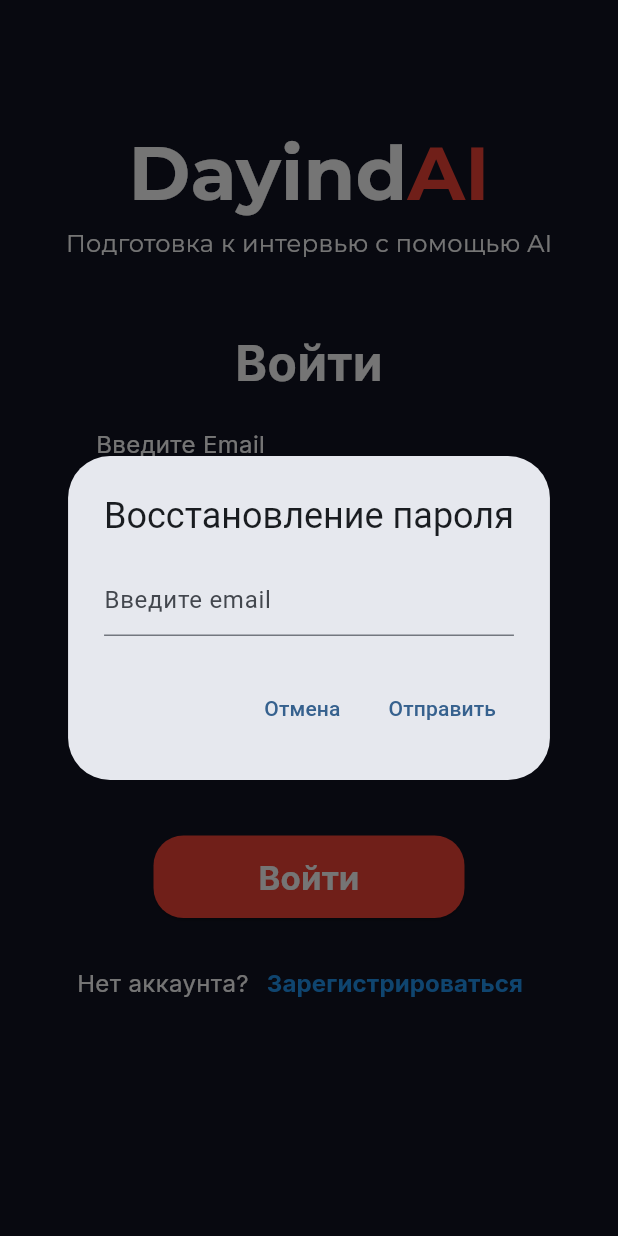
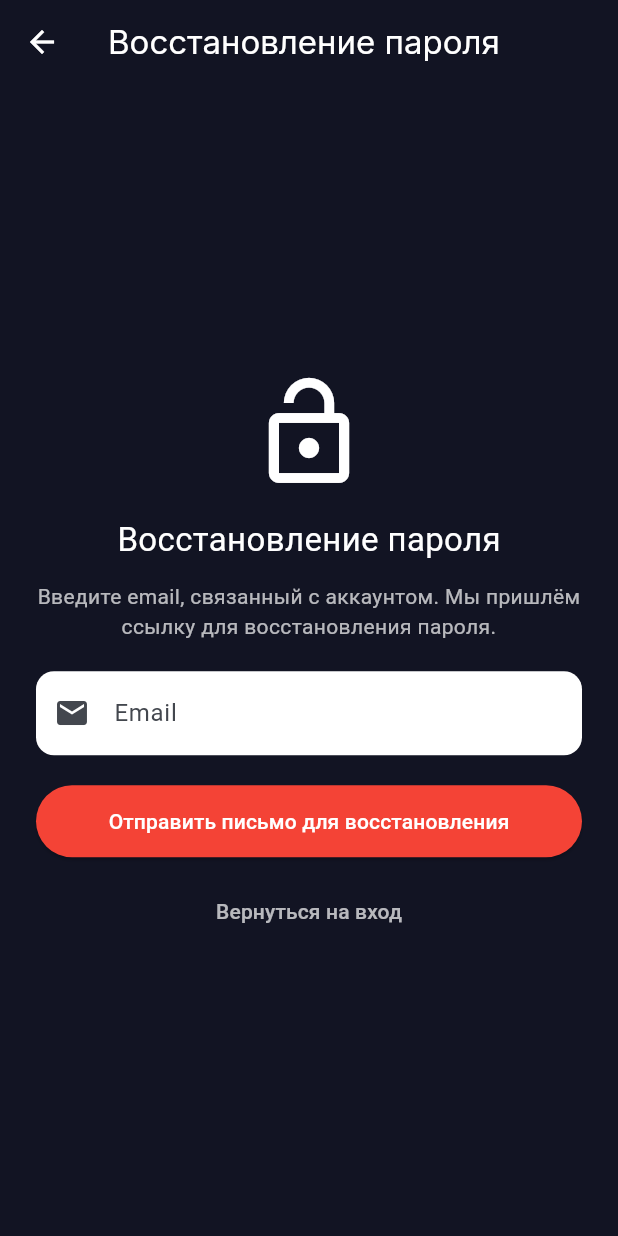
Before and after one commit to dfacee11/DayindAI-Diploma-Project-, a Flutter app: the screen it shows once a user with an empty profile is signed in, after a tap on the "logout" icon, after a tap on "Забыли пароль", on a phone screen of 412 x 824 dp. Run offline on Flutter 3.47's test engine with Material 3 defaults, Android fonts, the phone set to English and light mode, and no system bars; our stand-ins replace cloud_firestore, firebase_auth, firebase_core, google_fonts, lucide_icons; accounts and stored records are empty.

Commit message:
Fixed bugs

```diff
--- a/lib/HomePage/HomePage.dart
+++ b/lib/HomePage/HomePage.dart
@@ -1,5 +1,6 @@
 import 'package:flutter/material.dart';
 import 'package:firebase_auth/firebase_auth.dart';
+import 'package:google_fonts/google_fonts.dart';
 
 class HomePage extends StatefulWidget {
   const HomePage({super.key});
@@ -34,7 +35,8 @@
 
     return Scaffold(
       appBar: AppBar(
-        title: const Text('DayindAI'),
+        title: Text('DayindAI',
+            style: GoogleFonts.montserrat(fontSize: 24, color: Colors.white)),
         backgroundColor: const Color(0xFF121423),
         actions: [
           IconButton(
@@ -59,7 +61,10 @@
               const SizedBox(height: 8),
               Text(
                 displayName,
-                style: const TextStyle(color: Colors.white, fontSize: 24, fontWeight: FontWeight.bold),
+                style: const TextStyle(
+                    color: Colors.white,
+                    fontSize: 24,
+                    fontWeight: FontWeight.bold),
               ),
               const SizedBox(height: 6),
               Text(
@@ -80,11 +85,17 @@
                     onPressed: () {
                       // TODO: заменить на переход в основную часть приложения
                       ScaffoldMessenger.of(context).showSnackBar(
-                        const SnackBar(content: Text('Переход в основную часть приложения пока не реализован')),
+                        const SnackBar(
+                            content: Text(
+                                'Переход в основную часть приложения пока не реализован')),
                       );
                     },
-                    style: ElevatedButton.styleFrom(backgroundColor: Colors.red),
-                    child: const Text('Начать'),
+                    style:
+                        ElevatedButton.styleFrom(backgroundColor: Colors.red),
+                    child:  Text(
+                      'Начать',
+                      style: GoogleFonts.inter(color: Colors.white, fontSize: 18),
+                    ),
                   ),
                 ),
               ),
--- a/lib/Login Page/ConfirmEmailPage.dart
+++ b/lib/Login Page/ConfirmEmailPage.dart
@@ -1,6 +1,7 @@
 import 'dart:async';
 import 'package:flutter/material.dart';
 import 'package:firebase_auth/firebase_auth.dart';
+import 'package:google_fonts/google_fonts.dart';
 
 class ConfirmEmailPage extends StatefulWidget {
   const ConfirmEmailPage({super.key});
--- a/lib/Login Page/FirstPage.dart
+++ b/lib/Login Page/FirstPage.dart
@@ -2,6 +2,7 @@
 import 'package:google_fonts/google_fonts.dart';
 import 'package:lucide_icons/lucide_icons.dart';
 import 'package:firebase_auth/firebase_auth.dart';
+import 'package:cloud_firestore/cloud_firestore.dart';
 import 'package:dayindai/backend/auth_service.dart';
 import 'RegisterPage.dart';
 
@@ -18,66 +19,101 @@
   final _emailController = TextEditingController();
   final _passwordController = TextEditingController();
   final AuthService _authService = AuthService();
+  final FirebaseFirestore _firestore = FirebaseFirestore.instance;
   bool _isLoading = false;
 
-  Future<void> _showPasswordResetDialog() async {
-    final _resetEmailController =
-        TextEditingController(text: _emailController.text);
-    final _dialogKey = GlobalKey<FormState>();
+  @override
+  void dispose() {
+    _emailController.dispose();
+    _passwordController.dispose();
+    super.dispose();
+  }
 
-    await showDialog(
-      context: context,
-      builder: (context) => AlertDialog(
-        title: const Text('Восстановление пароля'),
-        content: Form(
-          key: _dialogKey,
-          child: TextFormField(
-            controller: _resetEmailController,
-            decoration: const InputDecoration(hintText: 'Введите email'),
-            validator: (value) {
-              if (value == null || value.isEmpty) return 'Введите email';
-              if (!value.contains('@')) return 'Некорректный email';
-              return null;
-            },
-          ),
-        ),
-        actions: [
-          TextButton(
-            onPressed: () => Navigator.of(context).pop(),
-            child: const Text('Отмена'),
-          ),
-          TextButton(
-            onPressed: () async {
-              if (!_dialogKey.currentState!.validate()) return;
-              final email = _resetEmailController.text.trim();
-              Navigator.of(context).pop(); // закрываем диалог
-              // Показываем короткий индикатор и отправляем письмо
+  Future<void> _signIn() async {
+    if (!_formKey.currentState!.validate()) return;
+
+    setState(() => _isLoading = true);
+
+    final email = _emailController.text.trim();
+    final password = _passwordController.text;
+
+    try {
+      final cred = await _authService.signIn(email: email, password: password);
+      final user = cred.user;
+
+      if (user == null) {
+        throw FirebaseAuthException(
+            code: 'user-null', message: 'Пользователь не найден после входа');
+      }
+
+      // Опциональная проверка профиля в Firestore (не прерывает вход)
+      try {
+        final doc = await _firestore.collection('users').doc(user.uid).get();
+        if (!doc.exists) {
+          debugPrint('FirstPage: user profile not found in firestore uid=${user.uid}');
+          // При необходимости можно создать профиль здесь
+        } else {
+          final data = doc.data();
+          if (data != null && data['disabled'] == true) {
+            // Если хотите блокировать вход: разлогиньте и покажите сообщение
+            await _authService.signOut();
+            if (!mounted) return;
             ScaffoldMessenger.of(context).showSnackBar(
-                const SnackBar(
-                    content: Text('Отправка письма восстановления...')),
+              const SnackBar(content: Text('Учётная запись заблокирована. Обратитесь к администратору.')),
             );
-              try {
-                await _authService.sendPasswordResetEmail(email);
+            return;
+          }
+        }
+      } catch (e) {
+        debugPrint('FirstPage: firestore check error: $e');
+        // не критично — продолжаем
+      }
+
+      // Обновляем состояние пользователя и проверяем emailVerified
+      await user.reload();
+      final freshUser = FirebaseAuth.instance.currentUser;
+
+      if (freshUser != null && !freshUser.emailVerified) {
+        if (!mounted) return;
+        Navigator.pushReplacementNamed(context, '/confirmEmail');
+        return;
+      }
+
+      // Всё хорошо — переходим в приложение
+      if (!mounted) return;
+      Navigator.pushReplacementNamed(context, '/home');
+    } on FirebaseAuthException catch (e) {
+      String message;
+      switch (e.code) {
+        case 'user-not-found':
+          message = 'Пользователь с таким email не найден';
+          break;
+        case 'wrong-password':
+          message = 'Неверный пароль';
+          break;
+        case 'invalid-email':
+          message = 'Неверный формат email';
+          break;
+        case 'too-many-requests':
+          message = 'Слишком много попыток. Попробуйте позже.';
+          break;
+        default:
+          message = e.message ?? 'Ошибка при входе';
+      }
+      if (mounted) {
         ScaffoldMessenger.of(context).showSnackBar(
-                  const SnackBar(
-                      content: Text('Письмо для восстановления отправлено')),
+          SnackBar(content: Text(message)),
         );
-              } on FirebaseAuthException catch (e) {
-                ScaffoldMessenger.of(context).showSnackBar(
-                  SnackBar(
-                      content: Text(e.message ?? 'Ошибка отправки письма')),
-                );
+      }
     } catch (e) {
+      if (mounted) {
         ScaffoldMessenger.of(context).showSnackBar(
           SnackBar(content: Text('Ошибка: $e')),
         );
       }
-            },
-            child: const Text('Отправить'),
-          ),
-        ],
-      ),
-    );
+    } finally {
+      if (mounted) setState(() => _isLoading = false);
+    }
   }
 
   @override
@@ -266,7 +302,10 @@
                       Align(
                         alignment: Alignment.topRight,
                         child: TextButton(
-                          onPressed: _showPasswordResetDialog,
+                          onPressed: () {
+                            // Убедитесь, что в main.dart добавлен маршрут '/reset'
+                            Navigator.pushNamed(context, '/resetPassword');
+                          },
                           child: Text(
                             "Забыли пароль",
                             style: TextStyle(
@@ -281,43 +320,7 @@
                 const SizedBox(height: 20),
                 ElevatedButton(
                   //Buttton for login
-                  onPressed: () async {
-                    if (_formKey.currentState!.validate()) {
-                      setState(() {
-                        _isLoading = true;
-                      });
-                      try {
-                        final cred = await _authService.signIn(
-                          email: _emailController.text.trim(),
-                          password: _passwordController.text,
-                        );
-
-                        final user = cred.user;
-                        if (user != null && !user.emailVerified) {
-                          // Е��ли email не подтверждён — показываем экран подтверждения
-                          if (!mounted) return;
-                          Navigator.pushReplacementNamed(
-                              context, '/confirmEmail');
-                        } else {
-                          if (!mounted) return;
-                          Navigator.pushReplacementNamed(context, '/home');
-                        }
-                      } on FirebaseAuthException catch (e) {
-                        ScaffoldMessenger.of(context).showSnackBar(
-                          SnackBar(content: Text(e.message ?? 'Ошибка входа')),
-                        );
-                      } catch (e) {
-                        ScaffoldMessenger.of(context).showSnackBar(
-                          SnackBar(content: Text('Ошибка: $e')),
-                        );
-                      } finally {
-                        if (mounted)
-                          setState(() {
-                            _isLoading = false;
-                          });
-                      }
-                    }
-                  },
+                  onPressed: _isLoading ? null : _signIn,
                   style: ElevatedButton.styleFrom(
                     backgroundColor: Colors.red,
                     foregroundColor: Colors.blue,
--- /dev/null
+++ b/lib/Login Page/ResetPassword.dart
@@ -0,0 +1,172 @@
+import 'package:flutter/material.dart';
+import 'package:firebase_auth/firebase_auth.dart';
+import 'package:google_fonts/google_fonts.dart';
+
+class ResetPassword extends StatefulWidget {
+  const ResetPassword({super.key});
+
+  @override
+  State<ResetPassword> createState() => _ResetPasswordState();
+}
+
+class _ResetPasswordState extends State<ResetPassword> {
+  final _formKey = GlobalKey<FormState>();
+  final _emailController = TextEditingController();
+  bool _isSending = false;
+
+  @override
+  void dispose() {
+    _emailController.dispose();
+    super.dispose();
+  }
+
+  Future<void> _sendResetEmail() async {
+    if (!_formKey.currentState!.validate()) return;
+
+    setState(() => _isSending = true);
+    final email = _emailController.text.trim();
+
+    try {
+      await FirebaseAuth.instance.sendPasswordResetEmail(email: email);
+
+      if (!mounted) return;
+      // Показываем диалог с инструкцией
+      await showDialog(
+        context: context,
+        builder: (context) => AlertDialog(
+          title: const Text('Письмо отправлено'),
+          content: Text(
+            'Письмо для восстановления пароля отправлено на $email.\n'
+            'Проверьте почту и следуйте инструкциям в письме.',
+          ),
+          actions: [
+            TextButton(
+              onPressed: () {
+                Navigator.of(context).pop();
+                // Возвращаемся на экран входа
+                Navigator.pushReplacementNamed(context, '/FirstPage');
+              },
+              child: const Text('ОК'),
+            ),
+          ],
+        ),
+      );
+    } on FirebaseAuthException catch (e) {
+      final message = e.message ?? 'Ошибка при отправке письма';
+      if (!mounted) return;
+      ScaffoldMessenger.of(context).showSnackBar(
+        SnackBar(content: Text(message)),
+      );
+    } catch (e) {
+      if (!mounted) return;
+      ScaffoldMessenger.of(context).showSnackBar(
+        SnackBar(content: Text('Ошибка: $e')),
+      );
+    } finally {
+      if (mounted) setState(() => _isSending = false);
+    }
+  }
+
+  String? _emailValidator(String? value) {
+    if (value == null || value.isEmpty) return 'Введите email';
+    if (!value.contains('@')) return 'Введите корректный email';
+    return null;
+  }
+
+  @override
+  Widget build(BuildContext context) {
+    return Scaffold(
+      appBar: AppBar(
+        title: Text(
+          'Восстановление пароля',
+          style: GoogleFonts.inter(color: Colors.white),
+        ),
+        backgroundColor: const Color(0xFF121423),
+        iconTheme: const IconThemeData(color: Colors.white),
+      ),
+      backgroundColor: const Color(0xFF121423),
+      body: SafeArea(
+        child: Center(
+          child: Padding(
+            padding: const EdgeInsets.symmetric(horizontal: 24),
+            child: Form(
+              key: _formKey,
+              child: Column(
+                mainAxisSize: MainAxisSize.min,
+                children: [
+                  const Icon(Icons.lock_open, size: 80, color: Colors.white),
+                  const SizedBox(height: 16),
+                  const Text(
+                    'Восстановление пароля',
+                    style: TextStyle(color: Colors.white, fontSize: 22),
+                  ),
+                  const SizedBox(height: 12),
+                  const Text(
+                    'Введите email, связанный с аккаунтом. Мы пришлём ссылку для восстановления пароля.',
+                    textAlign: TextAlign.center,
+                    style: TextStyle(color: Colors.white70),
+                  ),
+                  const SizedBox(height: 20),
+                  TextFormField(
+                    controller: _emailController,
+                    validator: _emailValidator,
+                    keyboardType: TextInputType.emailAddress,
+                    decoration: InputDecoration(
+                      hintText: 'Email',
+                      filled: true,
+                      fillColor: Colors.white,
+                      prefixIcon: const Icon(Icons.email),
+                      enabledBorder: OutlineInputBorder(
+                        borderRadius: BorderRadius.circular(12),
+                        borderSide: const BorderSide(color: Colors.transparent),
+                      ),
+                      focusedBorder: OutlineInputBorder(
+                        borderRadius: BorderRadius.circular(12),
+                        borderSide: const BorderSide(color: Colors.blue),
+                      ),
+                      errorBorder: OutlineInputBorder(
+                        borderRadius: BorderRadius.circular(12),
+                        borderSide: const BorderSide(color: Colors.red),
+                      ),
+                    ),
+                  ),
+                  const SizedBox(height: 20),
+                  SizedBox(
+                    width: double.infinity,
+                    height: 48,
+                    child: ElevatedButton(
+                      onPressed: _isSending ? null : _sendResetEmail,
+                      style:
+                          ElevatedButton.styleFrom(backgroundColor: Colors.red),
+                      child: _isSending
+                          ? const SizedBox(
+                              width: 20,
+                              height: 20,
+                              child: CircularProgressIndicator(
+                                color: Colors.white,
+                                strokeWidth: 2,
+                              ),
+                            )
+                          : const Text('Отправить письмо для восстановления',
+                              style: TextStyle(color: Colors.white)),
+                    ),
+                  ),
+                  const SizedBox(height: 12),
+                  TextButton(
+                    onPressed: () {
+                      Navigator.pushReplacementNamed(context, '/FirstPage');
+                    },
+                    child: const Text(
+                      'Вернуться на вход',
+                      style: TextStyle(color: Colors.white70),
+                    ),
+                  ),
+                ],
+              ),
+            ),
+          ),
+        ),
+      ),
+    );
+  }
+}
--- a/lib/backend/auth_service.dart
+++ b/lib/backend/auth_service.dart
@@ -49,7 +49,8 @@
       'email': email,
       'createdAt': FieldValue.serverTimestamp(),
     }).then((_) {
-      debugPrint('AuthService.registerUser: profile saved to firestore uid=${user.uid}');
+      debugPrint(
+          'AuthService.registerUser: profile saved to firestore uid=${user.uid}');
     }).catchError((e) {
       debugPrint('AuthService.registerUser: firestore set error: $e');
     });
--- a/lib/main.dart
+++ b/lib/main.dart
@@ -8,6 +8,7 @@
 import 'package:dayindai/Login Page/ConfirmEmailPage.dart';
 import 'package:dayindai/Login Page/EmailVerifed.dart';
 import 'package:dayindai/AuthGate.dart';
+import 'package:dayindai/Login Page/ResetPassword.dart';
 void main() async {
   WidgetsFlutterBinding.ensureInitialized();
 
@@ -38,6 +39,7 @@
         '/confirm': (context) => const ConfirmReg(),
         '/confirmEmail': (context) => const ConfirmEmailPage(),
         '/verified': (context) => const EmailVerifiedPage(),
+        '/resetPassword': (context) => const ResetPassword(),
       },
     );
   }
```
Lines whose indentation alone changed are shown as unchanged.
